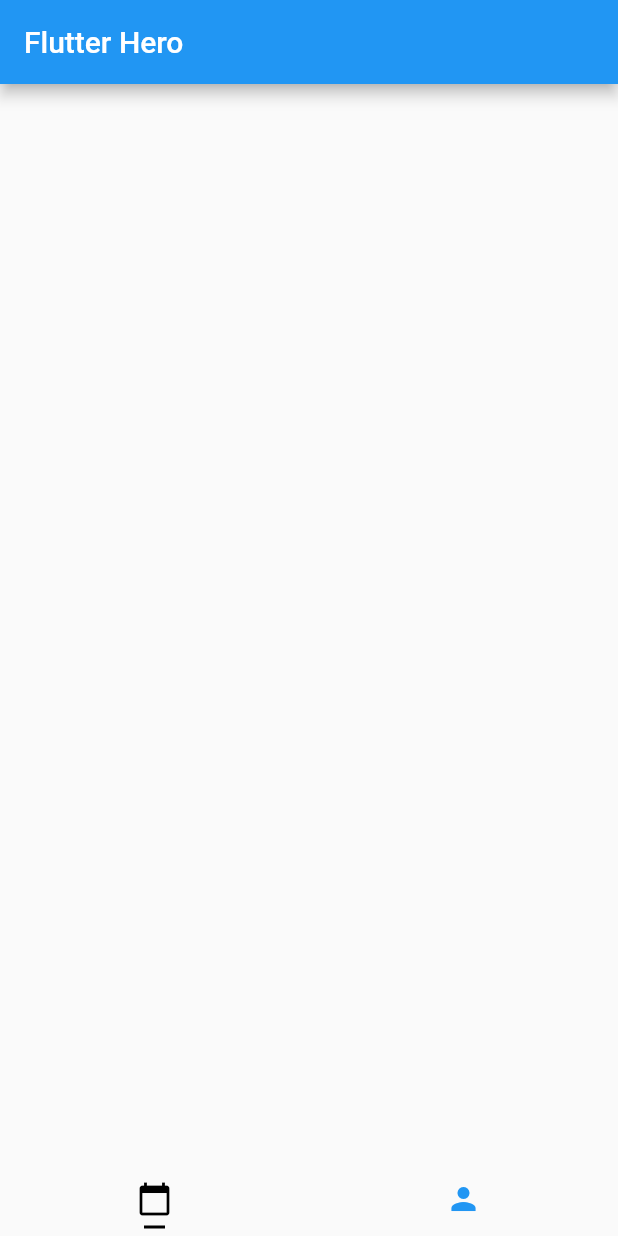
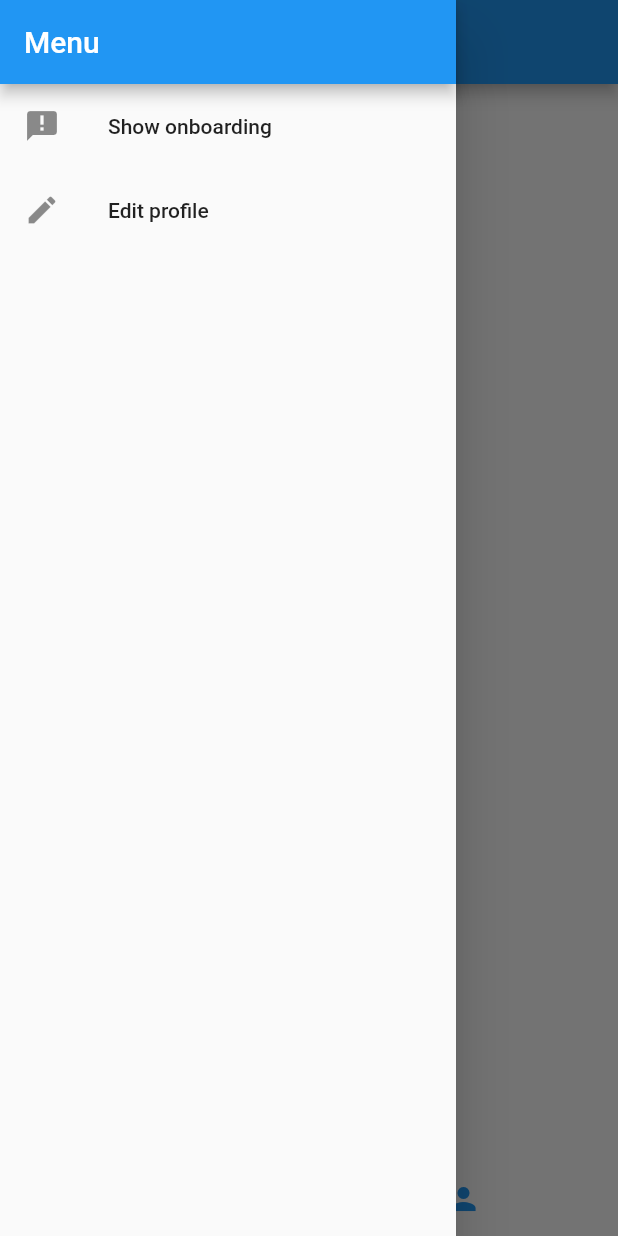
Before and after one commit to tomgilder/flutter-hero, a Flutter app: the HomePage screen opened directly, with the side drawer open (before the commit the screen has no drawer), on a phone screen of 412 x 824 dp. Run offline on Flutter 3.47's test engine with Material 2 defaults, Android fonts, the phone set to English and light mode, and no system bars.

```diff
--- a/flutter_hero/lib/home_page.dart
+++ b/flutter_hero/lib/home_page.dart
@@ -2,6 +2,34 @@
 import 'package:flutter/material.dart';
 
 class HomePage extends StatelessWidget {
+
+  Widget _buildSideDrawer(BuildContext context) {
+    return Drawer(
+      child: Column(
+        children: <Widget>[
+          AppBar(
+            automaticallyImplyLeading: false,
+            title: Text('Menu'),
+          ),
+          ListTile(
+            leading: Icon(Icons.announcement),
+            title: Text('Show onboarding'),
+            onTap: () {
+              Navigator.pushReplacementNamed(context, '/');
+            },
+          ),
+          ListTile(
+            leading: Icon(Icons.edit),
+            title: Text('Edit profile'),
+            onTap: () {
+              Navigator.pushReplacementNamed(context, '/edit_profile');
+            },
+          ),
+        ],
+      ),
+    );
+  }
+
   @override
   Widget build(BuildContext context) {
     return WillPopScope(
@@ -9,6 +37,7 @@ class HomePage extends StatelessWidget {
       child: DefaultTabController(
         length: 2,
         child: Scaffold(
+          drawer: _buildSideDrawer(context),
           bottomNavigationBar: SafeArea(
             child: TabBar(
               tabs: [
@@ -28,7 +57,6 @@ class HomePage extends StatelessWidget {
           ),
           appBar: AppBar(
             title: Text('Flutter Hero'),
-            automaticallyImplyLeading: false
           ),
           body: TabBarView(
             children: [
--- a/flutter_hero/lib/onboarding_page.dart
+++ b/flutter_hero/lib/onboarding_page.dart
@@ -7,7 +7,7 @@ class OnboardingPage extends StatelessWidget {
   @override
   Widget build(BuildContext context) {
     return Scaffold(
-      appBar: AppBar(),
+      appBar: AppBar(automaticallyImplyLeading: false,),
       body: SafeArea(
         child: Column(
           children: <Widget>[
```
